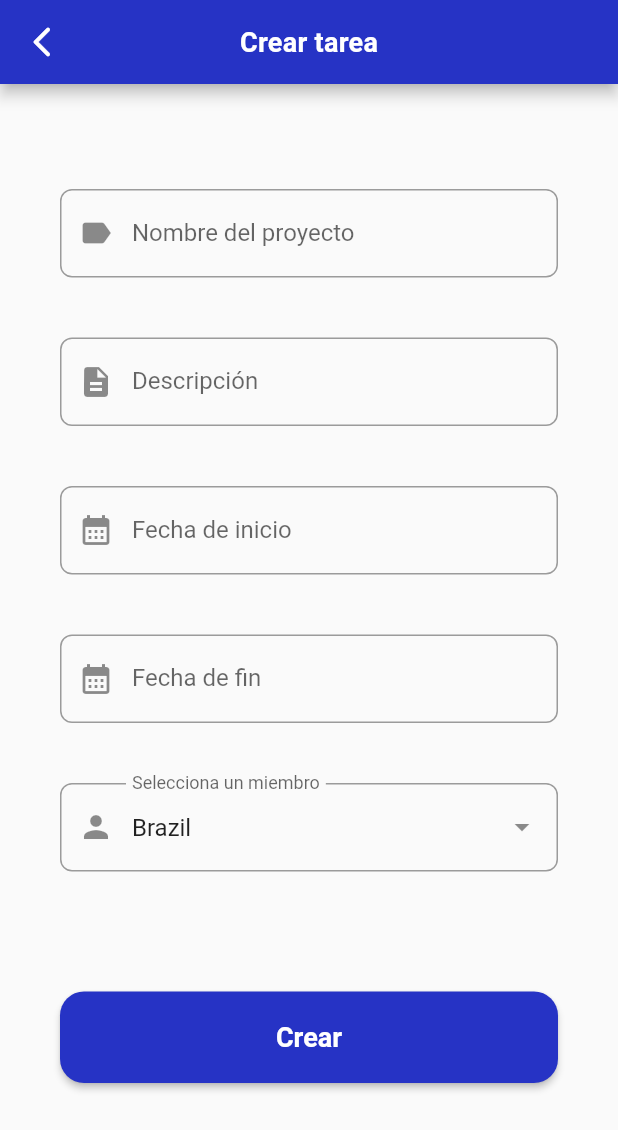
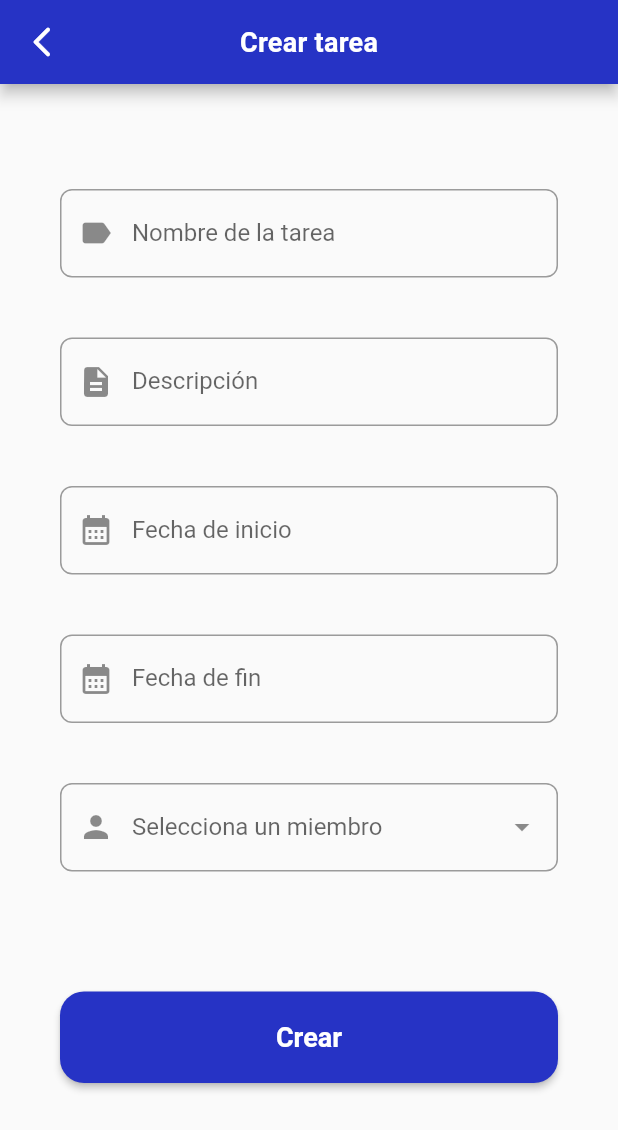
Before and after one commit to GreyHat147/work-flow-manager, a Flutter app: the CreateTaskView screen opened by its route, on a phone screen of 412 x 824 dp. Shown: the top 1130 px of the screen. Run offline on Flutter 3.47's test engine with Material 2 defaults, Android fonts, the phone set to English and light mode, and no system bars; drawn by our look-alikes of dropdown_search; our stand-ins replace cloud_firestore, equatable, firebase_auth, firebase_core, flutter_bloc, get_it and 1 more; accounts and stored records are empty.

Commit message:
create logic to add tasks to a project

```diff
--- a/lib/injections.dart
+++ b/lib/injections.dart
@@ -3,6 +3,7 @@ import 'package:firebase_auth/firebase_auth.dart';
 import 'package:get_it/get_it.dart';
 import 'package:work_flow_manager/repository/members/member_repository.dart';
 import 'package:work_flow_manager/repository/projects/projects_repository.dart';
+import 'package:work_flow_manager/repository/tasks/tasks_repository.dart';
 
 final getIt = GetIt.instance;
 
@@ -19,4 +20,8 @@ Future<void> init() async {
   getIt.registerFactory<MemberRepository>(
     () => MemberRepository(getIt()),
   );
+
+  getIt.registerFactory<TasksRepository>(
+    () => TasksRepository(getIt()),
+  );
 }
--- /dev/null
+++ b/lib/repository/tasks/tasks_state.dart
@@ -0,0 +1,27 @@
+import 'package:equatable/equatable.dart';
+import 'package:work_flow_manager/models/member_model.dart';
+
+abstract class TasksState extends Equatable {}
+
+class TasksInitialState extends TasksState {
+  @override
+  List<Object> get props => [];
+}
+
+class TasksLoadingState extends TasksState {
+  @override
+  List<Object> get props => [];
+}
+
+class TasksLoadedState extends TasksState {
+  final List<MemberModel> members;
+  final bool wasTaskCreated;
+
+  TasksLoadedState({
+    this.members = const [],
+    this.wasTaskCreated = false,
+  });
+
+  @override
+  List<Object> get props => [members];
+}
--- a/lib/view/task/create_task_view.dart
+++ b/lib/view/task/create_task_view.dart
@@ -1,36 +1,90 @@
+import 'package:cloud_firestore/cloud_firestore.dart';
 import 'package:dropdown_search/dropdown_search.dart';
 import 'package:flutter/material.dart';
+import 'package:flutter_bloc/flutter_bloc.dart';
+import 'package:intl/intl.dart';
 import 'package:work_flow_manager/app_theme.dart';
+import 'package:work_flow_manager/injections.dart';
+import 'package:work_flow_manager/models/member_model.dart';
+import 'package:work_flow_manager/models/task_model.dart';
+import 'package:work_flow_manager/repository/tasks/tasks_repository.dart';
+import 'package:work_flow_manager/repository/tasks/tasks_state.dart';
 import 'package:work_flow_manager/view/widgets/widgets.dart';
 
-class CreateTaskView extends StatelessWidget {
-  CreateTaskView({super.key});
+class CreateTaskView extends StatefulWidget {
+  final String? projectId;
+  const CreateTaskView({super.key, this.projectId});
 
+  @override
+  State<CreateTaskView> createState() => _CreateTaskViewState();
+}
+
+class _CreateTaskViewState extends State<CreateTaskView> {
+  final GlobalKey<FormState> _formKey = GlobalKey<FormState>();
   final TextEditingController nameController = TextEditingController();
   final TextEditingController descriptionController = TextEditingController();
   final TextEditingController startDateController = TextEditingController();
   final TextEditingController endDateController = TextEditingController();
+  MemberModel? selectedMember;
 
-  @override
-  Widget build(BuildContext context) {
-    return Scaffold(
-      appBar: AppBar(
-        backgroundColor: AppTheme.nearlyDarkBlue,
-        title: const Text(
-          'Crear tarea',
-          style: TextStyle(fontSize: 18),
-        ),
-      ),
-      body: SingleChildScrollView(
-        child: Padding(
-          padding: const EdgeInsets.all(40),
-          child: Form(
+  void _resetForm() {
+    nameController.clear();
+    nameController.text = '';
+    descriptionController.clear();
+    descriptionController.text = '';
+    startDateController.clear();
+    startDateController.text = '';
+    endDateController.clear();
+    endDateController.text = '';
+    setState(() {
+      selectedMember = null;
+    });
+  }
+
+  void _createTask(BuildContext context) {
+    if (_formKey.currentState!.validate() && selectedMember != null) {
+      print('Creando tarea');
+      TaskModel task = TaskModel(
+        name: nameController.text,
+        description: descriptionController.text,
+        startDate: DateTime.parse(startDateController.text),
+        endDate: DateTime.parse(endDateController.text),
+        createdAt: DateTime.now(),
+        assignedMember: selectedMember!.id!,
+        projectId: widget.projectId!,
+        id: getIt<FirebaseFirestore>().collection("tasks").doc().id,
+      );
+      context.read<TasksRepository>().addTask(task, widget.projectId!);
+    }
+  }
+
+  void pickDate(TextEditingController field) async {
+    DateTime? pickedDate = await showDatePicker(
+      context: context,
+      initialDate: DateTime.now(),
+      firstDate: DateTime(1950),
+      //DateTime.now() - not to allow to choose before today.
+      lastDate: DateTime(2100),
+    );
+
+    if (pickedDate != null) {
+      String formattedDate = DateFormat('yyyy-MM-dd').format(pickedDate);
+
+      setState(() {
+        field.text = formattedDate; //set output date to TextField value.
+      });
+    }
+  }
+
+  Widget _form(TasksLoadedState state, BuildContext context) {
+    return Form(
+      key: _formKey,
       child: Column(
         crossAxisAlignment: CrossAxisAlignment.center,
         children: [
           const SizedBox(height: 30),
           CustomTextField(
-                  labelText: 'Nombre del proyecto',
+            labelText: 'Nombre de la tarea',
             controller: nameController,
             keyboardType: TextInputType.text,
             prefixIcon: const Icon(Icons.label),
@@ -49,6 +103,7 @@ class CreateTaskView extends StatelessWidget {
             controller: startDateController,
             keyboardType: TextInputType.text,
             prefixIcon: const Icon(Icons.calendar_month),
+            onTap: () => pickDate(startDateController),
           ),
           const SizedBox(height: 40),
           CustomTextField(
@@ -56,6 +111,7 @@ class CreateTaskView extends StatelessWidget {
             controller: endDateController,
             keyboardType: TextInputType.text,
             prefixIcon: const Icon(Icons.calendar_month),
+            onTap: () => pickDate(endDateController),
           ),
           const SizedBox(height: 40),
           DropdownSearch<String>(
@@ -73,12 +129,7 @@ class CreateTaskView extends StatelessWidget {
               showSelectedItems: true,
               disabledItemFn: (String s) => s.startsWith('I'),
             ),
-                  items: const [
-                    "Brazil",
-                    "Italia (Disabled)",
-                    "Tunisia",
-                    'Canada'
-                  ],
+            items: state.members.map((member) => member.name).toList(),
             dropdownDecoratorProps: const DropDownDecoratorProps(
               dropdownSearchDecoration: InputDecoration(
                 prefixIcon: Icon(Icons.person),
@@ -89,8 +140,13 @@ class CreateTaskView extends StatelessWidget {
                 ),
               ),
             ),
-                  onChanged: print,
-                  selectedItem: "Brazil",
+            onChanged: (String? newValue) {
+              setState(() {
+                selectedMember = state.members.firstWhere(
+                  (element) => element.name == newValue,
+                );
+              });
+            },
           ),
           const SizedBox(height: 80),
           CustomButton(
@@ -98,13 +154,56 @@ class CreateTaskView extends StatelessWidget {
               'Crear',
               style: TextStyle(fontSize: 18, fontWeight: FontWeight.bold),
             ),
-                  onPressed: () {
-                    print('Creando Proyecto');
-                  },
+            onPressed: () => _createTask(context),
           )
         ],
       ),
+    );
+  }
+
+  @override
+  Widget build(BuildContext context) {
+    return BlocProvider(
+      create: (context) => getIt<TasksRepository>(),
+      child: Scaffold(
+        appBar: AppBar(
+          backgroundColor: AppTheme.nearlyDarkBlue,
+          title: const Text(
+            'Crear tarea',
+            style: TextStyle(fontSize: 18),
           ),
+        ),
+        body: BlocConsumer<TasksRepository, TasksState>(
+          listener: (context, state) => {
+            if (state is TasksLoadedState && state.wasTaskCreated)
+              {
+                _resetForm(),
+                ScaffoldMessenger.of(context).showSnackBar(
+                  const SnackBar(
+                    content: Text('Tarea creada exitosamente'),
+                  ),
+                ),
+                Navigator.pop(context),
+              }
+          },
+          builder: (BuildContext context, TasksState state) {
+            return SingleChildScrollView(
+              child: Padding(
+                padding: const EdgeInsets.all(40),
+                child: Builder(
+                  builder: (BuildContext context) {
+                    if (state is TasksLoadedState) {
+                      return _form(state, context);
+                    } else {
+                      return const Center(
+                        child: CircularProgressIndicator(),
+                      );
+                    }
+                  },
+                ),
+              ),
+            );
+          },
         ),
       ),
     );
```
Also changed, not shown: lib/repository/tasks/tasks_repository.dart (added, +46 -0 lines), lib/view/project/detail_project_view.dart (+10 -2 lines). Lines whose indentation alone changed are shown as unchanged.
